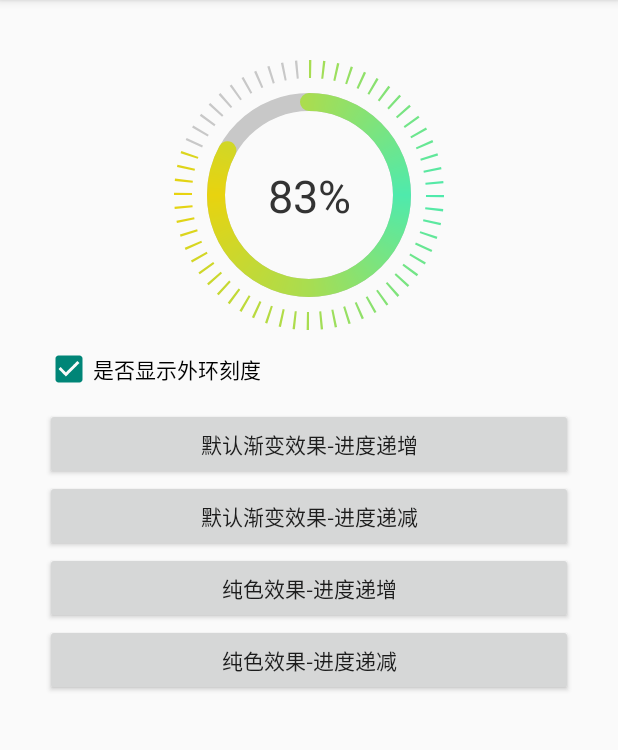
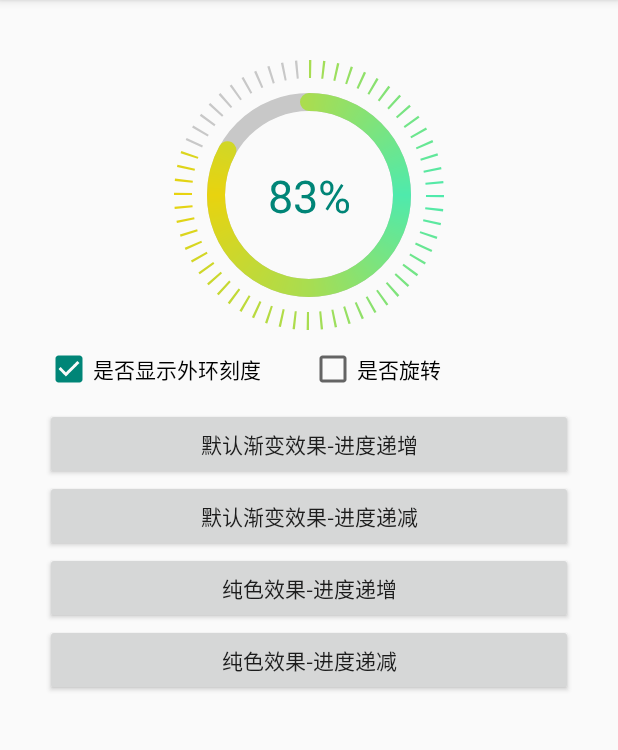
Before and after one commit to jenly1314/CircleProgressView, an Android app: the screen it shows after launch (MainActivity), after a tap on "默认渐变效果-进度递增", on a phone screen of 412 x 824 dp, the part 84-834 px from its top. Run offline under Robolectric (Android 15) with nearby library versions, the phone set to English and light mode, and no system bars.

Commit message:
新增cpvTurn属性（是否旋转）、fix #1

```diff
--- a/app/src/main/java/com/king/circleprogressview/MainActivity.java
+++ b/app/src/main/java/com/king/circleprogressview/MainActivity.java
@@ -12,7 +12,8 @@ public class MainActivity extends AppCompatActivity {
 
     private CircleProgressView cpv;
 
-    private CheckBox cb;
+    private CheckBox cbTick;
+    private CheckBox cbTurn;
 
     private int[] mShaderColors = new int[]{0xFF4FEAAC,0xFFA8DD51,0xFFE8D30F,0xFFA8DD51,0xFF4FEAAC};
 
@@ -22,13 +23,22 @@ public class MainActivity extends AppCompatActivity {
         setContentView(R.layout.activity_main);
 
         cpv = findViewById(R.id.cpv);
-        cb = findViewById(R.id.cb);
-        cb.setOnCheckedChangeListener(new CompoundButton.OnCheckedChangeListener() {
+        cbTick = findViewById(R.id.cbTick);
+        cbTurn = findViewById(R.id.cbTurn);
+        cbTick.setOnCheckedChangeListener(new CompoundButton.OnCheckedChangeListener() {
             @Override
             public void onCheckedChanged(CompoundButton buttonView, boolean isChecked) {
                 cpv.setShowTick(isChecked);
             }
         });
+
+        cbTurn.setOnCheckedChangeListener(new CompoundButton.OnCheckedChangeListener() {
+            @Override
+            public void onCheckedChanged(CompoundButton buttonView, boolean isChecked) {
+                cpv.setTurn(isChecked);
+            }
+        });
+
 
     }
 
--- a/app/src/main/res/layout/activity_main.xml
+++ b/app/src/main/res/layout/activity_main.xml
@@ -2,6 +2,7 @@
 <LinearLayout
     xmlns:android="http://schemas.android.com/apk/res/android"
     xmlns:tools="http://schemas.android.com/tools"
+    xmlns:app="http://schemas.android.com/apk/res-auto"
     android:orientation="vertical"
     android:layout_width="match_parent"
     android:layout_height="match_parent"
@@ -12,13 +13,28 @@
     <com.king.view.circleprogressview.CircleProgressView
         android:id="@+id/cpv"
         android:layout_width="wrap_content"
-        android:layout_height="wrap_content"/>
-    <CheckBox
-        android:id="@+id/cb"
+        android:layout_height="wrap_content"
+        app:cpvLabelTextColor="@color/colorPrimary"/>
+    <LinearLayout
+        android:orientation="horizontal"
         android:layout_width="match_parent"
-        android:layout_height="wrap_content"
-        android:checked="true"
-        android:text="是否显示外环刻度"/>
+        android:layout_height="wrap_content">
+        <CheckBox
+            android:id="@+id/cbTick"
+            android:layout_width="0dp"
+            android:layout_height="wrap_content"
+            android:layout_weight="1"
+            android:checked="true"
+            android:text="是否显示外环刻度"/>
+        <CheckBox
+            android:id="@+id/cbTurn"
+            android:layout_width="0dp"
+            android:layout_height="wrap_content"
+            android:layout_weight="1"
+            android:singleLine="true"
+            android:text="是否旋转"/>
+    </LinearLayout>
+
     <Button
         android:id="@+id/btn1"
         android:layout_width="match_parent"
--- a/lib/src/main/java/com/king/view/circleprogressview/CircleProgressView.java
+++ b/lib/src/main/java/com/king/view/circleprogressview/CircleProgressView.java
@@ -153,6 +153,12 @@ public class CircleProgressView extends View {
      */
     private boolean isShowTick = true;
 
+    /**
+     * 是否旋转
+     */
+    private boolean isTurn = false;
+
+
     private OnChangeListener mOnChangeListener;
 
 
@@ -220,6 +226,8 @@ public class CircleProgressView extends View {
                 mTickSplitAngle = a.getInt(attr,5);
             }else if(attr == R.styleable.CircleProgressView_cpvBlockAngle){
                 mBlockAngle = a.getInt(attr,1);
+            }else if(attr == R.styleable.CircleProgressView_cpvTurn){
+                isTurn = a.getBoolean(attr,false);
             }
         }
 
@@ -310,12 +318,32 @@ public class CircleProgressView extends View {
             RectF rectF = new RectF(tickStartX,tickStartY,tickStartX + tickDiameter,tickStartY + tickDiameter);
 
             final int currentBlockIndex = (int)(mProgressPercent / 100f * mTotalTickCount);
+            if(isTurn){
                 for (int i = 0; i < mTotalTickCount; i++) {
-                if( i < currentBlockIndex){
+                    //底层未选中刻度
+                    mPaint.setShader(null);
+                    mPaint.setColor(mNormalColor);
+                    //绘制外边框刻度
+                    canvas.drawArc(rectF, i * (mBlockAngle + mTickSplitAngle) + mStartAngle, mBlockAngle, false, mPaint);
+                }
+
+                for (int i = currentBlockIndex; i < currentBlockIndex + currentBlockIndex; i++) {
                     //已选中的刻度
-                    if(isShader && mShader!=null){
+                    if (isShader && mShader != null) {
                         mPaint.setShader(mShader);
+                    } else {
+                        mPaint.setColor(mProgressColor);
+                    }
+                    //绘制外边框刻度
+                    canvas.drawArc(rectF, i * (mBlockAngle + mTickSplitAngle) + mStartAngle, mBlockAngle, false, mPaint);
+                }
             }else{
+                for (int i = 0; i < mTotalTickCount; i++) {
+                    if (i < currentBlockIndex) {
+                        //已选中的刻度
+                        if (isShader && mShader != null) {
+                            mPaint.setShader(mShader);
+                        } else {
                             mPaint.setColor(mProgressColor);
                         }
                     } else {
@@ -328,6 +356,10 @@ public class CircleProgressView extends View {
                 }
             }
 
+        }
+
+
+        mPaint.setShader(null);
         mPaint.setStrokeCap(Paint.Cap.ROUND);
         mPaint.setColor(mNormalColor);
 
@@ -348,9 +380,13 @@ public class CircleProgressView extends View {
             mPaint.setColor(mProgressColor);
         }
 
+        if(isTurn){
+            //绘制当前进度弧形
+            canvas.drawArc(rectF1,mStartAngle + mSweepAngle * getRatio(),mSweepAngle * getRatio(),false,mPaint);
+        }else{
             //绘制当前进度弧形
             canvas.drawArc(rectF1,mStartAngle,mSweepAngle * getRatio(),false,mPaint);
-
+        }
 
     }
 
@@ -364,7 +400,7 @@ public class CircleProgressView extends View {
         }
         mTextPaint.reset();
         mTextPaint.setAntiAlias(true);
-        mTextPaint.setStyle(Paint.Style.STROKE);
+        mTextPaint.setStyle(Paint.Style.FILL_AND_STROKE);
         mTextPaint.setTextSize(mLabelTextSize);
         mTextPaint.setColor(mLabelTextColor);
         mTextPaint.setTextAlign(Paint.Align.CENTER);
@@ -517,6 +553,15 @@ public class CircleProgressView extends View {
         invalidate();
     }
 
+    /**
+     * 设置是否旋转
+     * @param isTurn
+     */
+    public void setTurn(boolean isTurn){
+        this.isTurn = isTurn;
+        invalidate();
+    }
+
     public int getStartAngle() {
         return mStartAngle;
     }
--- a/lib/src/main/res/values/attrs.xml
+++ b/lib/src/main/res/values/attrs.xml
@@ -17,6 +17,7 @@
         <attr name="cpvCirclePadding" format="dimension"/>
         <attr name="cpvTickSplitAngle" format="integer"/>
         <attr name="cpvBlockAngle" format="integer"/>
+        <attr name="cpvTurn" format="boolean"/>
 
     </declare-styleable>
 </resources>
--- a/versions.gradle
+++ b/versions.gradle
@@ -1,7 +1,7 @@
 //App
 def app_version = [:]
-app_version.versionCode = 1
-app_version.versionName = "1.0.0"
+app_version.versionCode = 2
+app_version.versionName = "1.0.1"
 ext.app_version = app_version
 
 //build version
```
Also changed, not shown: 3 other files. Lines whose indentation alone changed are shown as unchanged.
